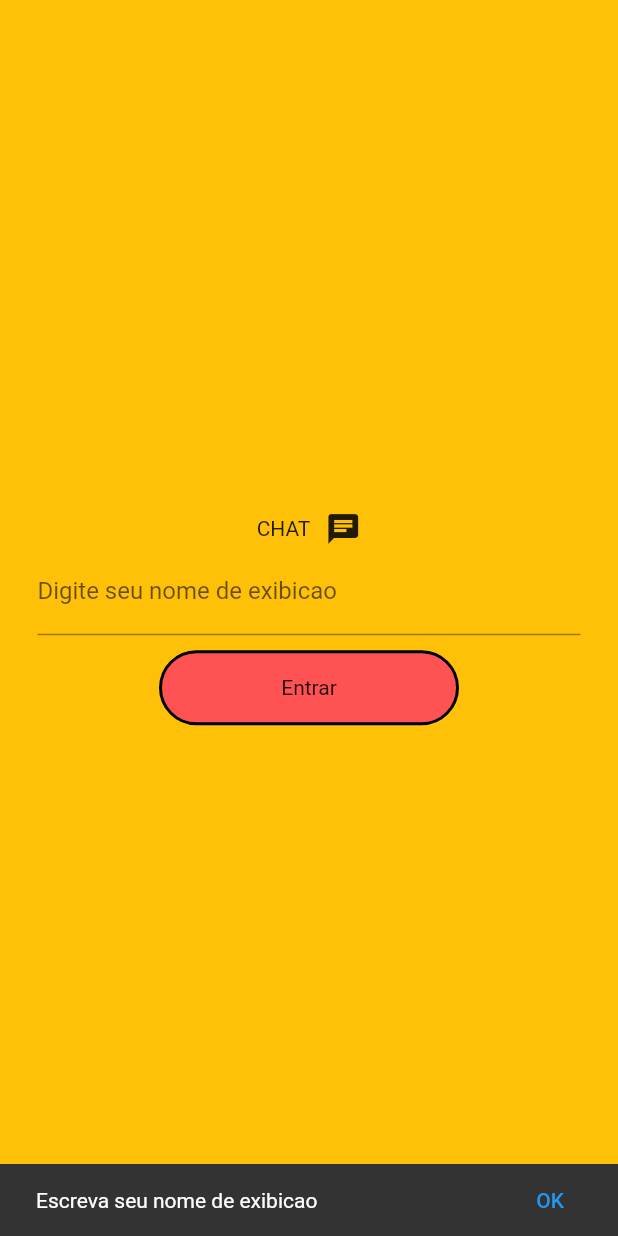
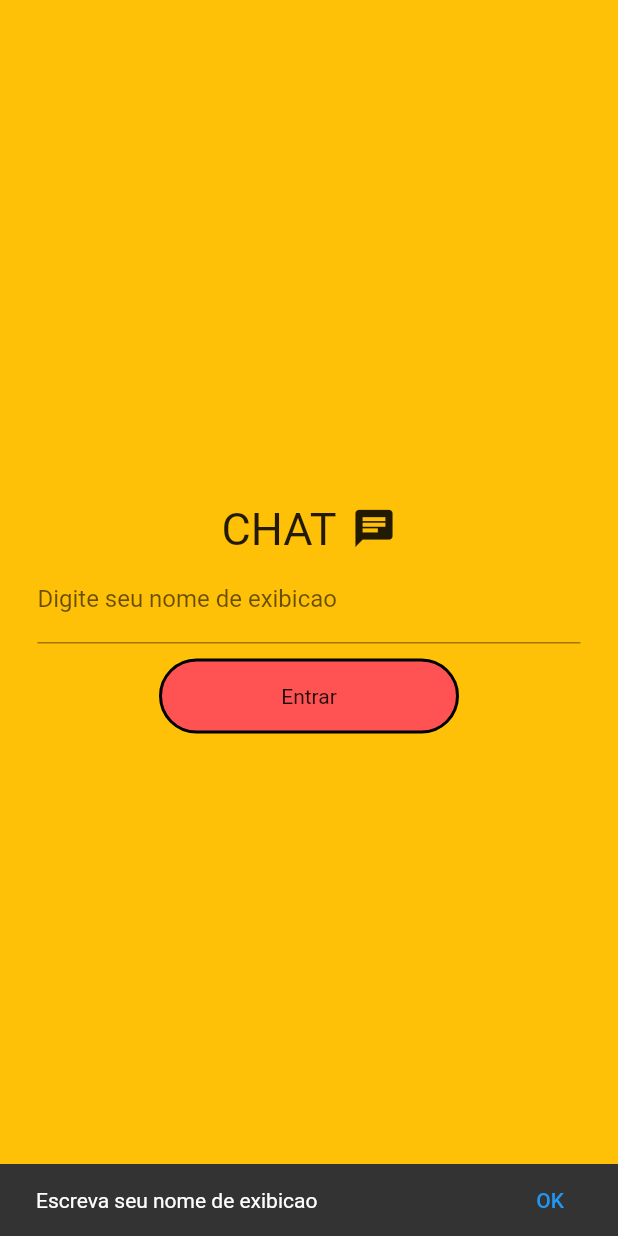
Before and after one commit to Luanfern/Flutter-com-Websocket, a Flutter app: the screen it shows after launch, after a tap on "Entrar", on a phone screen of 412 x 824 dp. Run offline on Flutter 3.47's test engine with Material 2 defaults, Android fonts, the phone set to English and light mode, and no system bars; network calls fail.

Commit message:
layout completo

```diff
--- a/lib/inicial.dart
+++ b/lib/inicial.dart
@@ -27,9 +27,9 @@ class _InicialState extends State<Inicial> {
               Row(
                 mainAxisAlignment: MainAxisAlignment.center,
                 children: const [
-                  Text('CHAT'),
+                  Text('CHAT', style: TextStyle(fontSize: 30)),
                   SizedBox(width: 10),
-                  Icon(Icons.chat)
+                  Icon(Icons.chat, size: 30),
                 ],
               ),
             Container(
@@ -47,6 +47,7 @@ class _InicialState extends State<Inicial> {
             GestureDetector(
                 onTap: () {
                   if (_controller.text.isNotEmpty) {
+                    FocusScope.of(context).requestFocus(FocusNode());
                     Navigator.push(
                       context,
                       MaterialPageRoute(
@@ -61,13 +62,9 @@ class _InicialState extends State<Inicial> {
                       action: SnackBarAction(
                         label: 'OK',
                         onPressed: () {
-                          // Some code to undo the change.
                         },
                       ),
                     );
-
-                    // Find the ScaffoldMessenger in the widget tree
-                    // and use it to show a SnackBar.
                     ScaffoldMessenger.of(context).showSnackBar(snackBar);
                   }
                 },
```
Also changed, not shown: lib/chat.dart (+4 -4 lines).
